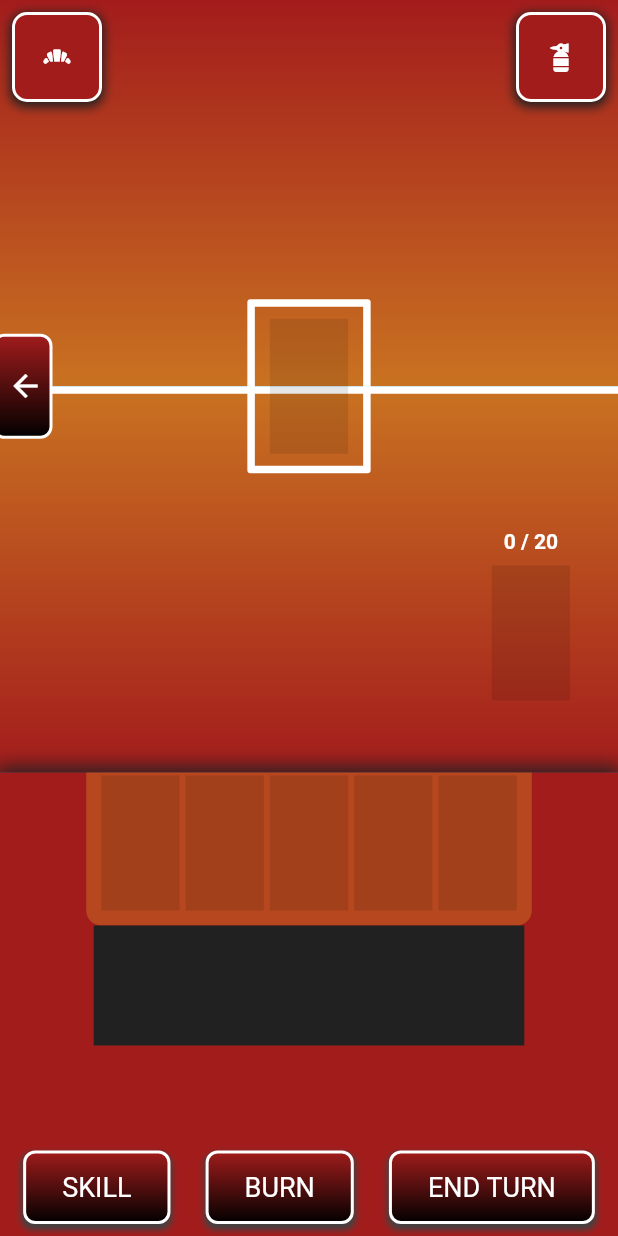
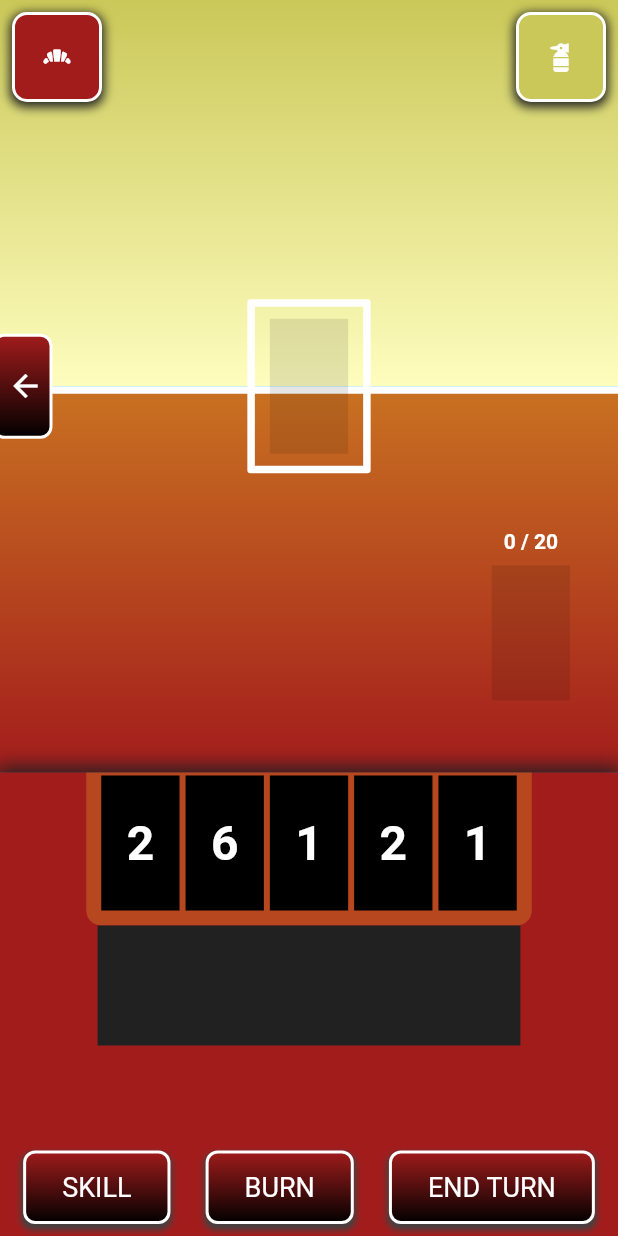
Before and after one commit to dompetriella/Elementals, a Flutter app: the screen it shows after launch, after a tap on "Play", on a phone screen of 412 x 824 dp. Run offline on Flutter 3.47's test engine with Material 2 defaults, Android fonts, the phone set to English and light mode, and no system bars; our stand-ins replace flutter_riverpod, freezed_annotation, go_router, hexcolor; missing offline and left inert: flutter_guid.

Commit message:
complete overhaul idk what to put here

```diff
--- a/lib/game_components/element_card.dart
+++ b/lib/game_components/element_card.dart
@@ -31,6 +31,14 @@ class ElementCard extends StatelessWidget {
         height: isPlayer ? playerCardHeight : opponentCardHeight,
         width: isPlayer ? playerCardWidth : opponentCardWidth,
         color: Colors.black,
+        child: Center(
+            child: Text(
+          elementCardData.value.toString(),
+          style: TextStyle(
+              color: Theme.of(context).colorScheme.onPrimary,
+              fontSize: 32,
+              fontWeight: FontWeight.bold),
+        )),
       ),
     );
   }
--- /dev/null
+++ b/lib/game_logic/logic.dart
@@ -0,0 +1,25 @@
+import 'package:elementals/game_components/element_card.dart';
+import 'package:flutter_guid/flutter_guid.dart';
+
+import '../models/element_card_data.dart';
+import '../models/enums.dart';
+
+List<ElementCard> convertDataToCards(List<ElementCardData> cardData) {
+  return cardData.map((e) => ElementCard(elementCardData: e)).toList();
+}
+
+List<ElementCardData> createPlayerDeck(
+    String ownerId, ElementalType ownerElementalType) {
+  List<ElementCardData> playerDeck = [];
+  for (int n = 0; n < 2; n++) {
+    for (int i = 1; i < 8; i++) {
+      playerDeck.add(ElementCardData(
+          id: Guid.generate().toString(),
+          ownerId: ownerId,
+          elementalType: ownerElementalType,
+          value: i));
+    }
+  }
+  playerDeck.shuffle();
+  return playerDeck;
+}
--- a/lib/game_logic/startup.dart
+++ b/lib/game_logic/startup.dart
@@ -1,17 +1,31 @@
 import 'dart:math';
 
-import 'package:elementals/providers/playerProvider.dart';
+import 'package:elementals/game_logic/logic.dart';
+import 'package:elementals/models/game_data.dart';
+import 'package:elementals/providers/gameDataProvider.dart';
+import 'package:elementals/providers/playerDataProvider.dart';
 import 'package:flutter_guid/flutter_guid.dart';
 import 'package:flutter_riverpod/flutter_riverpod.dart';
 
 import '../models/enums.dart';
+import '../models/player_data.dart';
 
-setInitalPlayerProperties(WidgetRef ref) {
-  var playerOneState = ref.watch(playerProvider.notifier).state;
-  var playerTwoState = ref.watch(opponentProvider.notifier).state;
+setInitalGameProperties(WidgetRef ref) {
+  String playerOneGuid = Guid.generate().toString();
+  String playerTwoGuid = Guid.generate().toString();
+  ElementalType randomElement = ElementalType.values[Random().nextInt(3)];
 
-  playerOneState = playerOneState.copyWith(id: Guid.generate().toString());
-  playerTwoState = playerTwoState.copyWith(
-      id: Guid.generate().toString(),
-      elementalType: ElementalType.values[Random().nextInt(3)]);
+  ref.watch(gameDataProvider.notifier).state = GameData(players: [
+    PlayerData(
+        id: playerOneGuid,
+        elementalType: ref.watch(playerProvider).elementalType,
+        deck: createPlayerDeck(
+            playerOneGuid, ref.watch(playerProvider).elementalType)),
+    PlayerData(
+        id: playerTwoGuid,
+        elementalType: randomElement,
+        deck: createPlayerDeck(playerTwoGuid, randomElement))
+  ]);
+
+  ref.watch(playerProvider.notifier).drawCards(ref, Players.p1);
 }
--- a/lib/models/enums.dart
+++ b/lib/models/enums.dart
@@ -14,3 +14,5 @@ enum ElementalType {
   const ElementalType(this.primaryColor, this.secondaryColor,
       this.backImagePath, this.frontImagePath);
 }
+
+enum Players { p1, p2 }
--- a/lib/pages/game_page.dart
+++ b/lib/pages/game_page.dart
@@ -1,4 +1,6 @@
-import 'package:elementals/providers/playerProvider.dart';
+import 'package:elementals/game_logic/logic.dart';
+import 'package:elementals/providers/gameDataProvider.dart';
+import 'package:elementals/providers/playerDataProvider.dart';
 import 'package:elementals/providers/themeProvider.dart';
 import 'package:flutter/material.dart';
 import 'package:flutter_riverpod/flutter_riverpod.dart';
@@ -6,7 +8,6 @@ import 'package:go_router/go_router.dart';
 import 'package:hexcolor/hexcolor.dart';
 
 import '../game_components/placeholder_card.dart';
-import '../providers/gameProvider.dart';
 
 double phoneHeight(var context) => MediaQuery.of(context).size.height;
 double phoneWidth(var context) => MediaQuery.of(context).size.width;
@@ -62,7 +63,7 @@ class PlayZoneCard extends ConsumerWidget {
 
   @override
   Widget build(BuildContext context, WidgetRef ref) {
-    var game = ref.watch(gameProvider.notifier).state;
+    var game = ref.watch(gameDataProvider.notifier).state;
     return Container(
       decoration: BoxDecoration(
           borderRadius: BorderRadius.circular(2),
@@ -71,7 +72,7 @@ class PlayZoneCard extends ConsumerWidget {
           padding: const EdgeInsets.all(8.0),
           child: game.playZone.length > 0
               ? Stack(
-                  children: game.playZone,
+                  children: convertDataToCards(game.playZone),
                 )
               : PlaceholderCard()),
     );
@@ -127,7 +128,7 @@ class OpponentSide extends ConsumerWidget {
 
   @override
   Widget build(BuildContext context, WidgetRef ref) {
-    var element = ref.watch(opponentProvider).elementalType;
+    var element = ref.watch(gameDataProvider).players[1].elementalType;
     return Flexible(
       flex: 20,
       child: Container(
@@ -157,7 +158,8 @@ class OpponentSide extends ConsumerWidget {
             ),
             Row(
                 mainAxisAlignment: MainAxisAlignment.center,
-                children: ref.watch(opponentProvider).hand),
+                children:
+                    convertDataToCards(ref.watch(playerTwoProvider).hand)),
           ],
         ),
       ),
@@ -172,7 +174,7 @@ class PlayerSide extends ConsumerWidget {
 
   @override
   Widget build(BuildContext context, WidgetRef ref) {
-    var player = ref.watch(playerProvider.notifier).state;
+    var player = ref.watch(gameDataProvider.notifier).state.players[0];
     return Flexible(
       flex: 20,
       child: Container(
@@ -243,12 +245,12 @@ class PlayerHandArea extends ConsumerWidget {
                               PlaceholderCard(),
                               PlaceholderCard(),
                             ]
-                          : ref.watch(playerProvider).hand,
+                          : convertDataToCards(ref.watch(playerProvider).hand),
                     ),
                   ),
                 ),
                 Container(
-                  width: playerCardWidth * 5.5,
+                  width: playerCardWidth * 5.4,
                   height: 80,
                   color: Colors.grey.shade900,
                 ),
@@ -430,7 +432,7 @@ class PlayerDiscardPile extends ConsumerWidget {
         ),
         player.discardPile.length < 1
             ? PlaceholderCard()
-            : Stack(children: player.discardPile)
+            : Stack(children: convertDataToCards(player.discardPile))
       ],
     );
   }
--- a/lib/pages/main_page.dart
+++ b/lib/pages/main_page.dart
@@ -1,6 +1,7 @@
 import 'dart:math';
 import 'package:elementals/game_logic/startup.dart';
-import 'package:elementals/providers/playerProvider.dart';
+import 'package:elementals/providers/gameDataProvider.dart';
+import 'package:elementals/providers/playerDataProvider.dart';
 import 'package:elementals/providers/themeProvider.dart';
 import 'package:flutter/material.dart';
 import 'package:flutter_guid/flutter_guid.dart';
@@ -73,7 +74,7 @@ class MainPage extends ConsumerWidget {
                       GestureDetector(
                         onTap: () {
                           context.go('/game_page');
-                          setInitalPlayerProperties(ref);
+                          setInitalGameProperties(ref);
                         },
                         child: AnimatedContainer(
                           duration: Duration(milliseconds: animationDuration),
--- /dev/null
+++ b/lib/providers/playerDataProvider.dart
@@ -0,0 +1,60 @@
+import 'package:elementals/providers/gameDataProvider.dart';
+import 'package:flutter_guid/flutter_guid.dart';
+import 'package:flutter_riverpod/flutter_riverpod.dart';
+
+import '../game_components/element_card.dart';
+import '../game_logic/logic.dart';
+import '../models/element_card_data.dart';
+import '../models/enums.dart';
+import '../models/player_data.dart';
+
+final playerProvider =
+    StateNotifierProvider<PlayerDataNotifier, PlayerData>((ref) {
+  return PlayerDataNotifier();
+});
+
+final playerTwoProvider =
+    StateNotifierProvider<PlayerDataNotifier, PlayerData>((ref) {
+  return PlayerDataNotifier();
+});
+
+class PlayerDataNotifier extends StateNotifier<PlayerData> {
+  PlayerDataNotifier()
+      : super(PlayerData(id: '0', elementalType: ElementalType.fire));
+
+  changePlayerElement(ElementalType elementalType) {
+    state = state.copyWith(elementalType: elementalType);
+  }
+
+  drawCard(WidgetRef ref, Players playerNumber) {
+    state = ref.watch(gameDataProvider).players[playerNumber.index];
+    ElementCardData newCard = state.deck.first;
+    state = state.copyWith(hand: [...state.hand, newCard]);
+    List<ElementCardData> deckCopy = state.deck.toList();
+    deckCopy.removeAt(0);
+    state = state.copyWith(deck: deckCopy);
+
+    updatePlayerDataToGameData(ref, playerNumber);
+  }
+
+  drawCards(WidgetRef ref, Players playerNumber, {amount = 5}) {
+    for (var i = 0; i < amount; i++) {
+      drawCard(ref, playerNumber);
+    }
+  }
+
+  updatePlayerDataToGameData(WidgetRef ref, Players playerNumber) {
+    List<PlayerData> players = ref.watch(gameDataProvider).players.toList();
+    switch (playerNumber) {
+      case Players.p1:
+        players[0] = state;
+        break;
+      case Players.p2:
+        players[1] = state;
+        break;
+    }
+
+    ref.watch(gameDataProvider.notifier).state =
+        ref.watch(gameDataProvider).copyWith(players: players);
+  }
+}
--- a/lib/providers/themeProvider.dart
+++ b/lib/providers/themeProvider.dart
@@ -1,5 +1,5 @@
 import 'package:elementals/models/enums.dart';
-import 'package:elementals/providers/playerProvider.dart';
+import 'package:elementals/providers/playerDataProvider.dart';
 import 'package:elementals/themes.dart';
 import 'package:flutter/material.dart';
 import 'package:flutter_riverpod/flutter_riverpod.dart';
```
Also changed, not shown: lib/models/game.dart (deleted, +0 -11 lines), lib/models/game_data.dart (+2 -11 lines), lib/models/player.dart (deleted, +0 -18 lines), lib/models/player_data.dart (added, +22 -0 lines), lib/providers/gameDataProvider.dart (+2 -40 lines), lib/providers/gameProvider.dart (deleted, +0 -13 lines), lib/providers/playerProvider.dart (deleted, +0 -71 lines), lib/models/game.freezed.dart (deleted), lib/models/game_data.freezed.dart, lib/models/game_data.g.dart, lib/models/player_data.freezed.dart, lib/models/player_data.g.dart (added), pubspec.lock.
